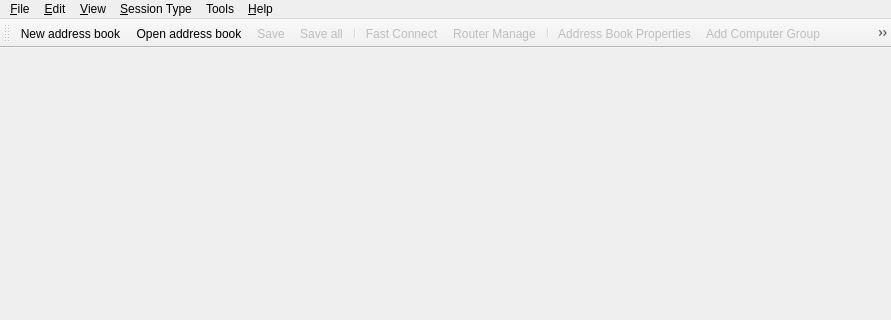
The window that source/console/main_window.ui (dchapyshev/aspia) describes before a commit, drawn with Qt 5; both pictures show x 0 to 891 and y 0 to 320 of the 891 by 613 pixel window.
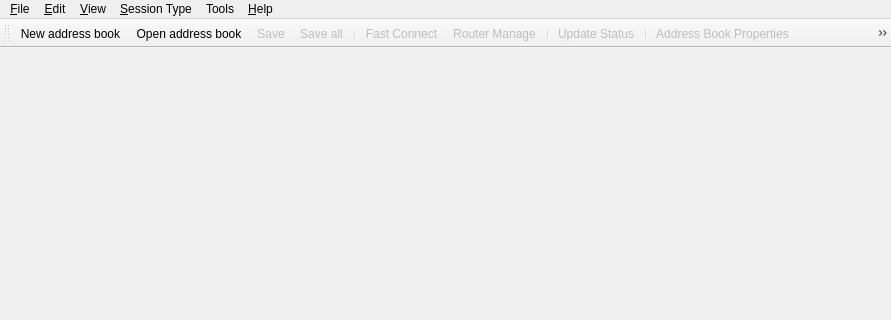
The same window after the commit. Icons and pictures are not drawn. Custom widgets are drawn as their Qt base class.

```diff
--- a/source/console/main_window.ui
+++ b/source/console/main_window.ui
@@ -177,6 +177,8 @@
    <addaction name="action_fast_connect"/>
    <addaction name="action_router_manage"/>
    <addaction name="separator"/>
+   <addaction name="action_update_status"/>
+   <addaction name="separator"/>
    <addaction name="action_address_book_properties"/>
    <addaction name="action_add_computer_group"/>
    <addaction name="action_modify_computer_group"/>
@@ -641,6 +643,24 @@
     <string>Text Chat</string>
    </property>
   </action>
+  <action name="action_update_status">
+   <property name="enabled">
+    <bool>false</bool>
+   </property>
+   <property name="icon">
+    <iconset resource="../client/resources/client.qrc">
+     <normaloff>:/img/arrow-circle-double.png</normaloff>:/img/arrow-circle-double.png</iconset>
+   </property>
+   <property name="text">
+    <string>Update Status</string>
+   </property>
+   <property name="toolTip">
+    <string>Update the status of computers in the list</string>
+   </property>
+   <property name="shortcut">
+    <string>F5</string>
+   </property>
+  </action>
  </widget>
  <layoutdefault spacing="6" margin="11"/>
  <customwidgets>
```
Left out of the diff: 4 changed lines with no effect on the pictures.
